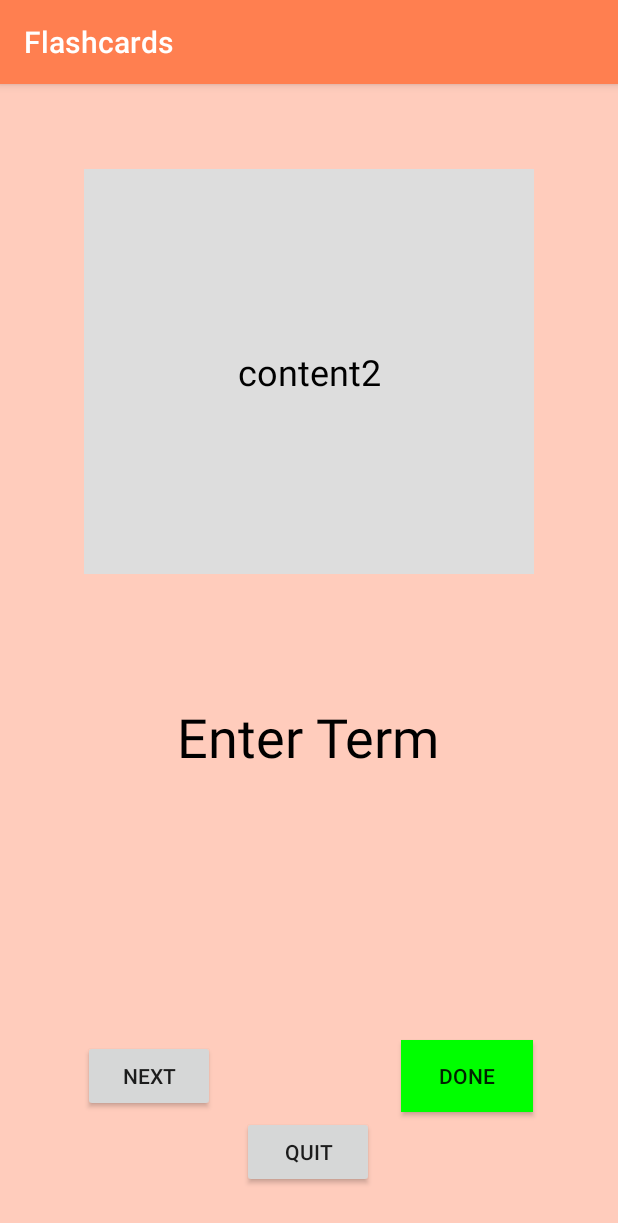
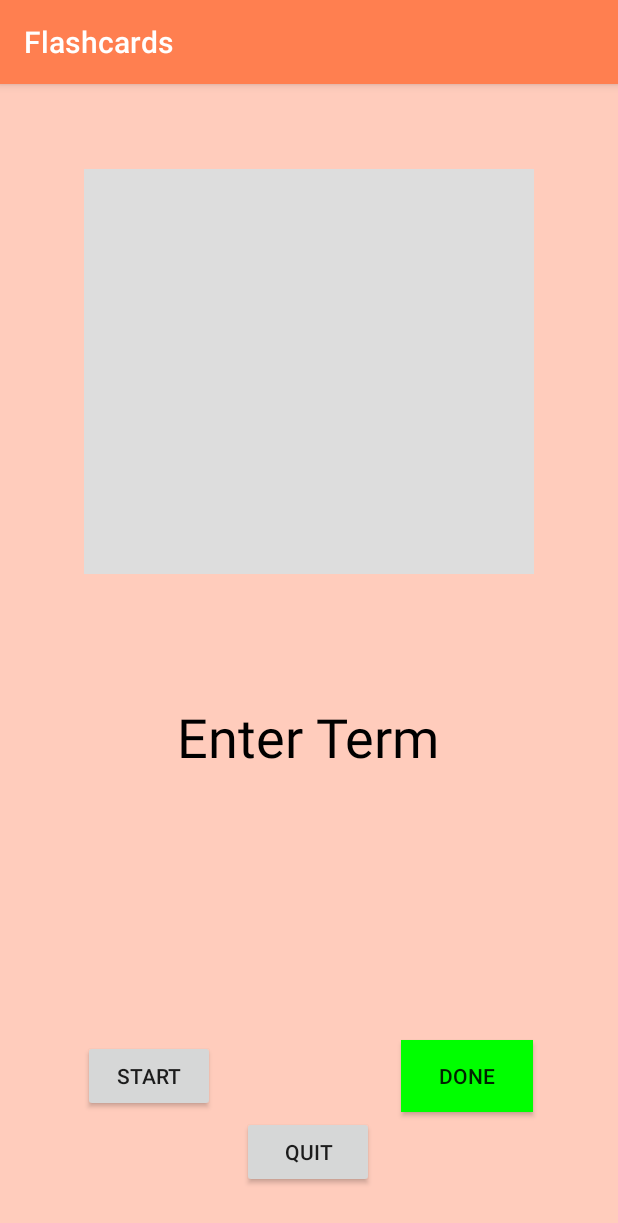
Before and after one commit to jhu-cs-uima-sp19/Awake, an Android app: the FlashcardActivity screen opened directly, with no data from a screen before it, on a phone screen of 412 x 824 dp. Shown: the top 1223 px of the screen. Run offline under Robolectric (Android 15) with nearby library versions, the phone set to English and light mode, and no system bars.

Commit message:
fixed all

```diff
--- a/app/src/main/java/com/example/awake/FlashcardActivity.java
+++ b/app/src/main/java/com/example/awake/FlashcardActivity.java
@@ -43,6 +43,9 @@ public class FlashcardActivity extends AppCompatActivity {
     private TextView result;
     private List<Flashcard> flashcards;
     public List<FlashcardSet> cardsets = new ArrayList<>();
+    private SharedPreferences sharedPref;
+    private int i = -1;
+    private int setnum;
 
     @Override
     protected void onCreate(Bundle savedInstanceState) {
@@ -52,7 +55,12 @@ public class FlashcardActivity extends AppCompatActivity {
         getSupportActionBar().setTitle("Flashcards");
         //get flashcard
         readCards();
-        flashcards = cardsets.get(0).getCardlist();
+
+        sharedPref = getSharedPreferences("alarms", Context.MODE_PRIVATE);
+        setnum = sharedPref.getInt("FlashcardSet", 0);
+
+
+        flashcards = cardsets.get(setnum).getCardlist();
         //how to iterate between cards...
         description = (TextView) findViewById(R.id.flashcardtext);
         term = (EditText) findViewById(R.id.entertext);
@@ -61,7 +69,43 @@ public class FlashcardActivity extends AppCompatActivity {
         done = (Button) findViewById(R.id.done);
         done.setBackgroundColor(Color.RED);
         done.setEnabled(false);
-        for (int i = 0; i < flashcards.size(); i++) {
+        next.setText("Start");
+
+        next.setOnClickListener(new View.OnClickListener() {
+            public void onClick(View v) {
+                System.out.println("Next button pressed");
+                if (i < flashcards.size() - 1) {
+                    i++;
+                    updateFlashcards(i);
+
+                }
+                result.setText("");
+                //set the card to be next description tag of card
+            }
+        });
+
+        done.setEnabled(true);
+        done.setBackgroundColor(Color.GREEN);
+        done.setOnClickListener(new View.OnClickListener() {
+            public void onClick(View v) {
+                AlarmReceiver.mediaPlayer.stop();
+                startActivity(new Intent(FlashcardActivity.this, MainActivity.class));
+
+            }
+        });
+
+        quit = (Button) findViewById(R.id.quit);
+        quit.setOnClickListener(new View.OnClickListener() {
+            @Override
+            public void onClick(View view) {
+                AlarmReceiver.mediaPlayer.stop();
+                startActivity(new Intent(FlashcardActivity.this, MainActivity.class));
+            }
+        });
+    }
+
+    private void updateFlashcards(int i) {
+        next.setText("Next");
         System.out.println("in loop");
         final Flashcard flashcard = flashcards.get(i);
         System.out.println(flashcard.getName());
@@ -80,39 +124,14 @@ public class FlashcardActivity extends AppCompatActivity {
 //                            new AlertDialog.Builder(getParent())
 //                                    .setMessage("The correct answer is \\\" " + flashcard.getName() + " \\\"")
 //                                    .setNeutralButton(android.R.string.ok, null).show();
+                        System.out.println(term.getText());
                         term.setText(flashcard.getName());
                         System.out.println(flashcard.getName());
 //                            return true;
 
                     }
-                        next.setOnClickListener(new View.OnClickListener() {
-                            public void onClick(View v) {
-                                System.out.println("Next button pressed");
-                                result.setText("");
-                                //set the card to be next description tag of card
-                            }
-                        });
                 }
                 return false;
-                }
-            });
-        }
-        done.setEnabled(true);
-        done.setBackgroundColor(Color.GREEN);
-        done.setOnClickListener(new View.OnClickListener() {
-            public void onClick(View v) {
-                AlarmReceiver.mediaPlayer.stop();
-                startActivity(new Intent(FlashcardActivity.this, MainActivity.class));
-
-            }
-        });
-
-        quit = (Button) findViewById(R.id.quit);
-        quit.setOnClickListener(new View.OnClickListener() {
-            @Override
-            public void onClick(View view) {
-                AlarmReceiver.mediaPlayer.stop();
-                startActivity(new Intent(FlashcardActivity.this, MainActivity.class));
             }
         });
     }
```
Lines whose indentation alone changed are shown as unchanged.
